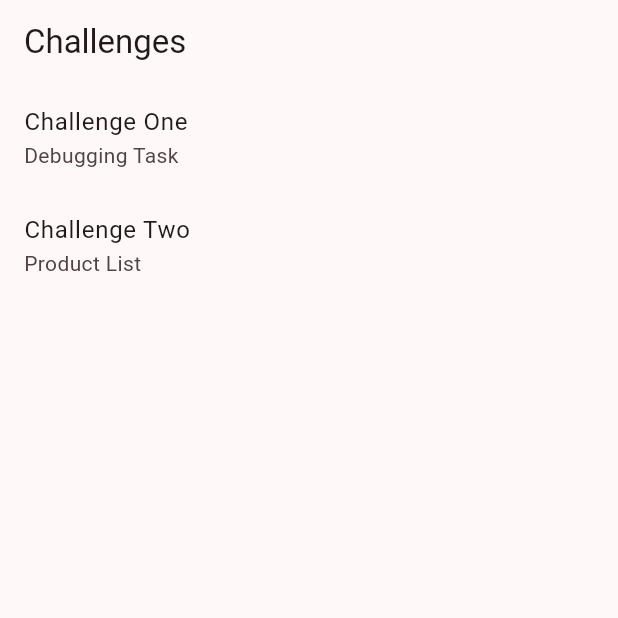
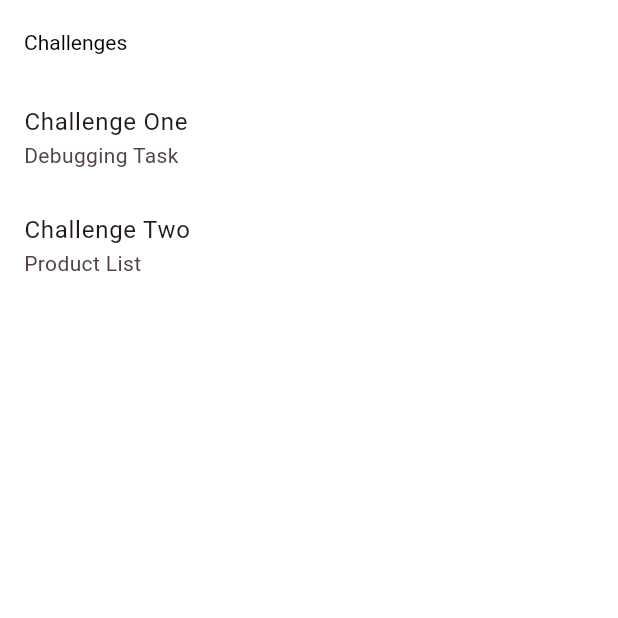
Before and after one commit to Mustafa7Ibrahim/challenges, a Flutter app: the screen it shows after launch, on a phone screen of 412 x 824 dp, the top half of it. Run offline on Flutter 3.47's test engine with Material 3 defaults, Android fonts, the phone set to English and light mode, and no system bars; our stand-ins replace bloc, equatable, flutter_bloc.

Commit message:
update the theme

```diff
--- a/lib/main.dart
+++ b/lib/main.dart
@@ -15,6 +15,13 @@ class MyApp extends StatelessWidget {
       title: 'Challenges',
       theme: ThemeData(
         colorScheme: ColorScheme.fromSeed(seedColor: Colors.black),
+        scaffoldBackgroundColor: Colors.white,
+        appBarTheme: const AppBarTheme(
+          backgroundColor: Colors.white,
+          titleTextStyle: TextStyle(color: Colors.black),
+          iconTheme: IconThemeData(color: Colors.black),
+          surfaceTintColor: Colors.white,
+        ),
         useMaterial3: true,
       ),
       home: const Home(),
@@ -44,9 +51,9 @@ class Home extends StatelessWidget {
             title: const Text('Challenge Two'),
             subtitle: const Text('Product List'),
             onTap: () {
-              Navigator.of(context).push(MaterialPageRoute(
-                builder: (_) => const ProductListScreen(),
-              ));
+              Navigator.of(context).push(
+                MaterialPageRoute(builder: (_) => const ProductListScreen()),
+              );
             },
           ),
         ],
```
